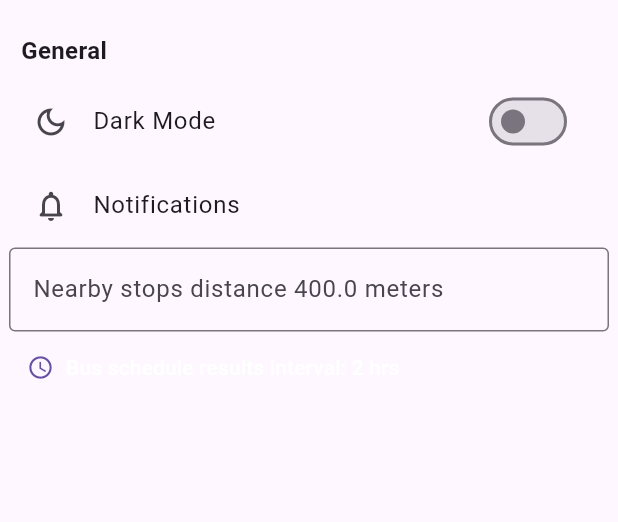
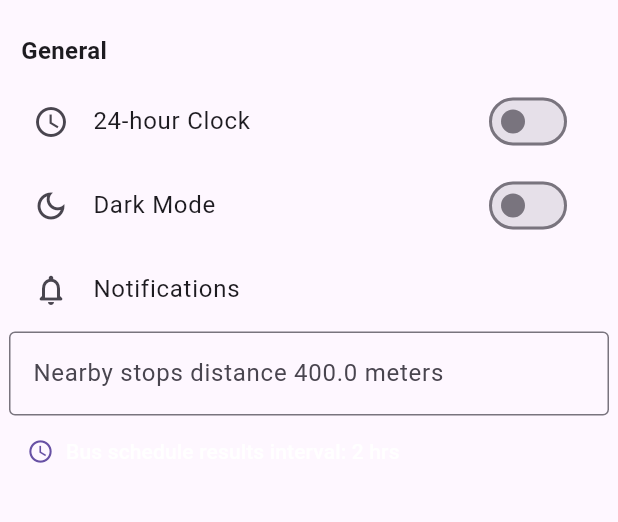
Before and after one commit to popcorn9499/TransitApp, a Flutter app: the SettingsMenu screen opened directly, on a phone screen of 412 x 824 dp, the part 63-585 px from its top. Run offline on Flutter 3.47's test engine with Material 3 defaults, Android fonts, the phone set to English and light mode, and no system bars; our stand-ins replace geolocator, shared_preferences, sprintf; accounts and stored records are empty.

Commit message:
Added 24-hour Clock option

```diff
--- a/lib/widgets/menus/settings_menu.dart
+++ b/lib/widgets/menus/settings_menu.dart
@@ -79,6 +79,17 @@ class SettingsMenuState extends State<SettingsMenu> {
               _SingleSection(
                 title: "General",
                 children: [
+                  _CustomListTile(
+                      title: "24-hour Clock",
+                      icon: Icons.access_time,
+                      trailing: Switch(
+                          value: use24Hour,
+                          onChanged: (value) {
+                            Config().setUse24HourTimes(value);
+                            setState(() {
+                              use24Hour = value;
+                            });
+                          })),
                   _CustomListTile(
                       title: "Dark Mode",
                       icon: Icons.dark_mode_outlined,
```
